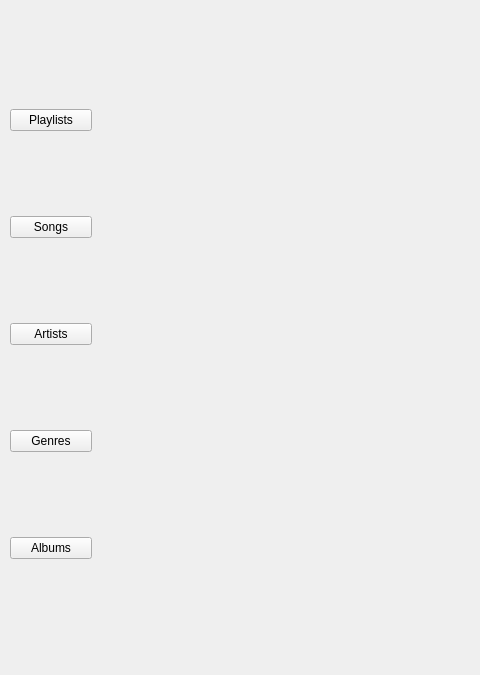
Qt form IntroScreen.ui (davjd/music-player) before a commit; both pictures show x 0 to 480 and y 0 to 675 of the 950 by 675 pixel window.
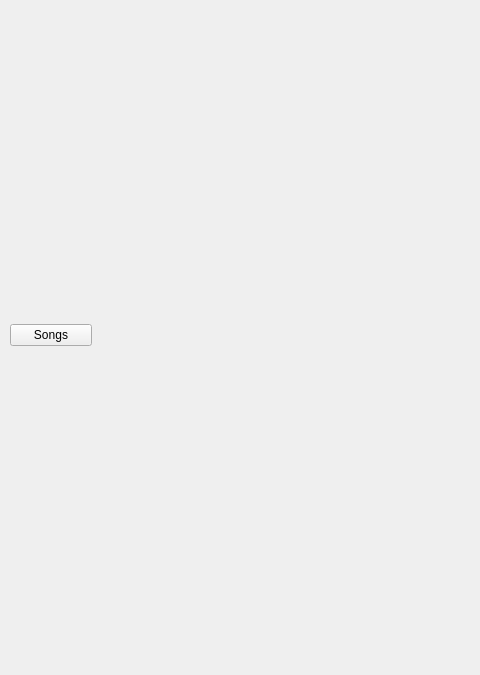
The same form after that commit. The open tabs and pages were chosen to show the change. Custom widgets are drawn as their Qt base class.

```diff
--- a/IntroScreen.ui
+++ b/IntroScreen.ui
@@ -26,38 +26,10 @@
     <item>
      <widget class="RotatedButton" name="b1">
       <property name="text">
-       <string>Playlists</string>
-      </property>
-     </widget>
-    </item>
-    <item>
-     <widget class="RotatedButton" name="b2">
-      <property name="text">
        <string>Songs</string>
       </property>
      </widget>
     </item>
-    <item>
-     <widget class="RotatedButton" name="b3">
-      <property name="text">
-       <string>Artists</string>
-      </property>
-     </widget>
-    </item>
-    <item>
-     <widget class="RotatedButton" name="b4">
-      <property name="text">
-       <string>Genres</string>
-      </property>
-     </widget>
-    </item>
-    <item>
-     <widget class="RotatedButton" name="b5">
-      <property name="text">
-       <string>Albums</string>
-      </property>
-     </widget>
-    </item>
    </layout>
   </widget>
   <widget class="QStackedWidget" name="stack">
```
Left out of the diff: 21 changed lines with no effect on the pictures.
